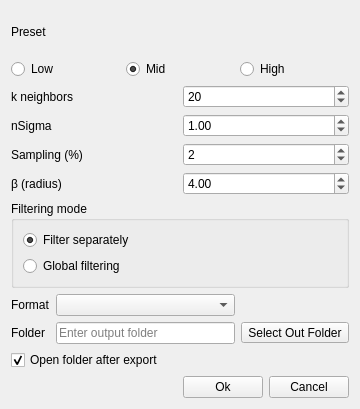
First picture: the form in src/gui/forms/DialogStatisticalOutlierFilter.ui, repository open-scan-crew/OpenScanTools, before the edit.
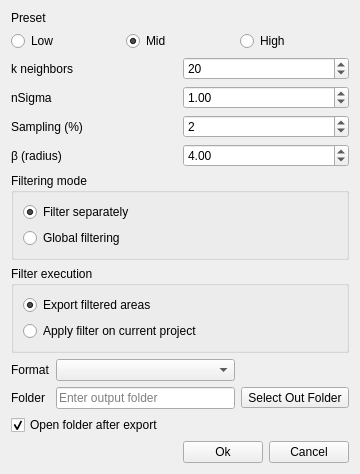
Second picture: the form after the edit. Icons and pictures are not drawn.

Commit message: Add filter execution mode scaffold for SO/CB dialogs

```diff
--- a/src/gui/forms/DialogStatisticalOutlierFilter.ui
+++ b/src/gui/forms/DialogStatisticalOutlierFilter.ui
@@ -184,6 +184,32 @@
      </layout>
     </widget>
    </item>
+   <item>
+    <widget class="QGroupBox" name="groupBox_executionMode">
+     <property name="title">
+      <string>Filter execution</string>
+     </property>
+     <layout class="QVBoxLayout" name="verticalLayout_executionMode">
+      <item>
+       <widget class="QRadioButton" name="radioButton_exportFilteredAreas">
+        <property name="text">
+         <string>Export filtered areas</string>
+        </property>
+        <property name="checked">
+         <bool>true</bool>
+        </property>
+       </widget>
+      </item>
+      <item>
+       <widget class="QRadioButton" name="radioButton_applyOnCurrentProject">
+        <property name="text">
+         <string>Apply filter on current project</string>
+        </property>
+       </widget>
+      </item>
+     </layout>
+    </widget>
+   </item>
    <item>
     <layout class="QGridLayout" name="gridLayout_folder">
      <item row="0" column="0">
```
The commit also changes 15 other files.
